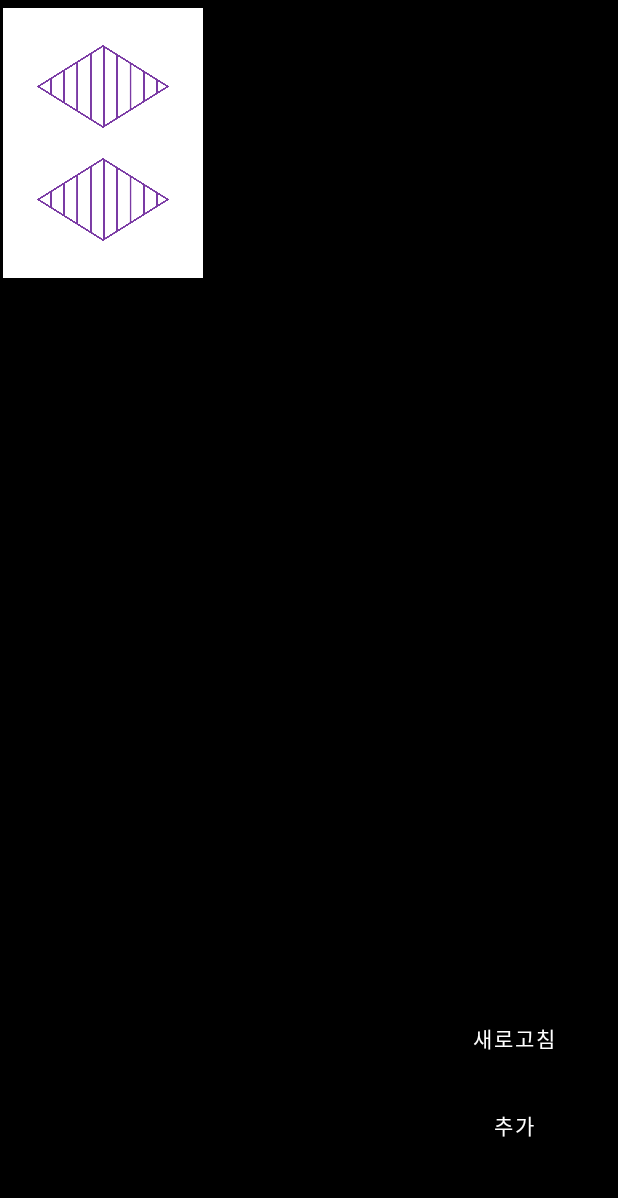
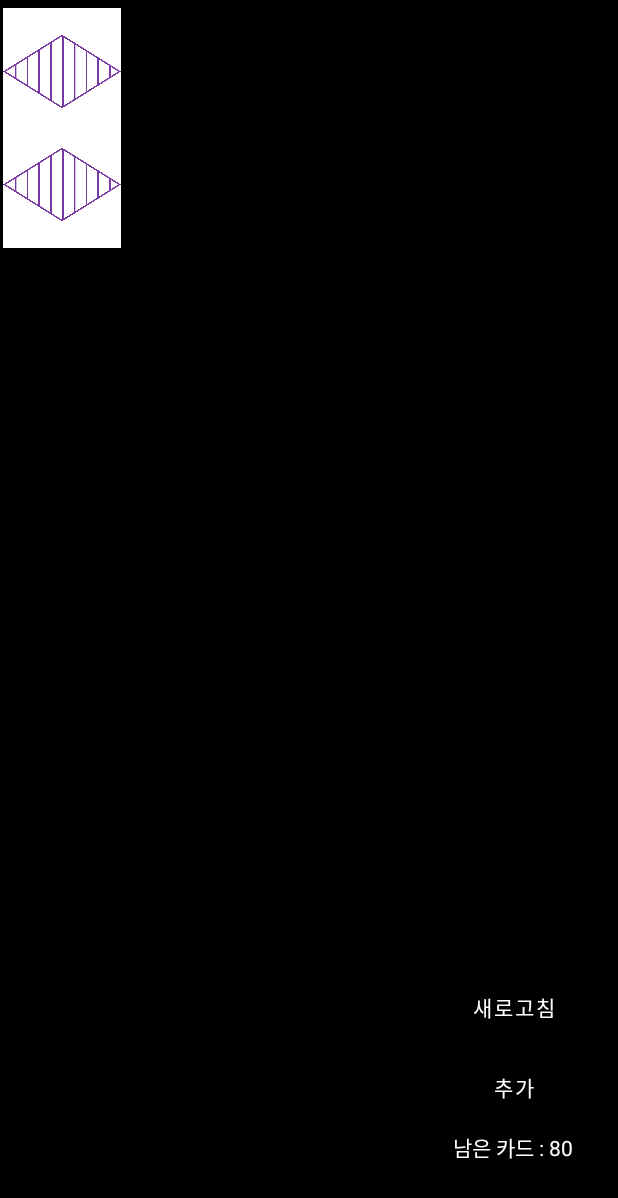
Before and after one commit to kimjjunho/Set, an Android app: the screen it shows after launch (MainActivity), after a tap on "추가", on a phone screen of 412 x 824 dp. Shown: the top 1198 px of the screen. Run offline under Robolectric (Android 15) with nearby library versions, the phone set to English and light mode, and no system bars.

Commit message:
fix::bug and size

```diff
--- a/SetSolo/app/src/main/java/com/example/setsolo/MainActivity.kt
+++ b/SetSolo/app/src/main/java/com/example/setsolo/MainActivity.kt
@@ -52,24 +52,28 @@ class MainActivity : AppCompatActivity(){
         }
 
         mBinding.addBtn.setOnClickListener {
-            while (true){
-                val range = (0..80).random()
-                if(recyclerNumArrayAll[range] != ItemData(0)){
-                    recyclerNumArray.add(recyclerNumArrayAll[range])
-                    recyclerNumArrayAll[range] = ItemData(0)
-                    break
-                }
-            }
+            Log.d(TAG, "recyclerNumArrayAll.size: "+ recyclerNumArrayAll.size)
+
+            val range = (0 until recyclerNumArrayAll.size).random()
+            recyclerNumArray.add(recyclerNumArrayAll[range])
+            recyclerNumArrayAll.removeAt(range)
+
             mBinding.recyclerView1.adapter = ItemAdapter(recyclerNumArray,this)
+            mBinding.leftCardText.text = "남은 카드 : "+ recyclerNumArrayAll.size+""
+
             chooseThreeCardArray.clear()
             threeCardPositionArray.clear()
+
+            if(recyclerNumArrayAll.size==0){
+                mBinding.addBtn.visibility = View.INVISIBLE
+            }
         }
 
         mBinding.refreshBtn.setOnClickListener {
             mBinding.recyclerView1.adapter = ItemAdapter(recyclerNumArray,this)
         }
 
-        mBinding.recyclerView1.layoutManager = GridLayoutManager(applicationContext,3)
+        mBinding.recyclerView1.layoutManager = GridLayoutManager(applicationContext,5)
         mBinding.recyclerView1.setHasFixedSize(true)
 
         if(savedInstanceState!=null)
--- a/SetSolo/app/src/main/res/layout/activity_main.xml
+++ b/SetSolo/app/src/main/res/layout/activity_main.xml
@@ -30,12 +30,25 @@
             app:layout_constraintTop_toTopOf="parent" />
     </androidx.core.widget.NestedScrollView>
 
+    <TextView
+        android:id="@+id/leftCard_text"
+        android:layout_width="100dp"
+        android:layout_height="wrap_content"
+        android:layout_marginTop="5dp"
+        android:gravity="center"
+        android:text="남은 카드 : 81    "
+        android:textColor="@color/white"
+        app:layout_constraintEnd_toEndOf="@+id/add_btn"
+        app:layout_constraintStart_toStartOf="@+id/add_btn"
+        app:layout_constraintTop_toBottomOf="@+id/add_btn" />
+
+
     <Button
         android:id="@+id/add_btn"
         android:layout_width="100dp"
         android:layout_height="wrap_content"
         android:layout_marginEnd="20dp"
-        android:layout_marginBottom="50dp"
+        android:layout_marginBottom="75dp"
         android:backgroundTint="@color/black"
         android:text="추가"
         android:textColor="@color/white"
@@ -46,7 +59,7 @@
         android:id="@+id/refresh_btn"
         android:layout_width="100dp"
         android:layout_height="wrap_content"
-        android:layout_marginBottom="10dp"
+        android:layout_marginBottom="5dp"
         android:backgroundTint="@color/black"
         android:text="새로고침"
         android:textColor="@color/white"
--- a/SetSolo/app/src/main/res/layout/item_card.xml
+++ b/SetSolo/app/src/main/res/layout/item_card.xml
@@ -3,7 +3,7 @@
     xmlns:app="http://schemas.android.com/apk/res-auto"
     xmlns:tools="http://schemas.android.com/tools"
     android:layout_width="wrap_content"
-    android:layout_height="180dp"
+    android:layout_height="160dp"
     android:layout_marginTop="5dp"
     android:layout_marginStart="2dp"
     android:layout_marginEnd="2dp"
```
